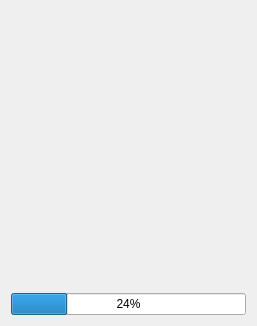
First picture: the form in y2mate/downloaddialog.ui, repository RxiPland/y2mate_desktop, before the edit.
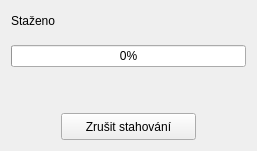
Second picture: the form after the edit.

```diff
--- a/y2mate/downloaddialog.ui
+++ b/y2mate/downloaddialog.ui
@@ -7,7 +7,7 @@
     <x>0</x>
     <y>0</y>
     <width>257</width>
-    <height>326</height>
+    <height>145</height>
    </rect>
   </property>
   <property name="windowTitle">
@@ -16,15 +16,31 @@
   <layout class="QHBoxLayout" name="horizontalLayout">
    <item>
     <layout class="QVBoxLayout" name="verticalLayout">
+     <item>
+      <widget class="QLabel" name="label">
+       <property name="minimumSize">
+        <size>
+         <width>0</width>
+         <height>20</height>
+        </size>
+       </property>
+       <property name="text">
+        <string>Staženo</string>
+       </property>
+      </widget>
+     </item>
      <item>
       <spacer name="verticalSpacer">
        <property name="orientation">
         <enum>Qt::Vertical</enum>
        </property>
+       <property name="sizeType">
+        <enum>QSizePolicy::Fixed</enum>
+       </property>
        <property name="sizeHint" stdset="0">
         <size>
          <width>20</width>
-         <height>40</height>
+         <height>8</height>
         </size>
        </property>
       </spacer>
@@ -32,10 +48,87 @@
      <item>
       <widget class="QProgressBar" name="progressBar">
        <property name="value">
-        <number>24</number>
+        <number>0</number>
        </property>
       </widget>
      </item>
+     <item>
+      <spacer name="verticalSpacer_2">
+       <property name="orientation">
+        <enum>Qt::Vertical</enum>
+       </property>
+       <property name="sizeType">
+        <enum>QSizePolicy::MinimumExpanding</enum>
+       </property>
+       <property name="sizeHint" stdset="0">
+        <size>
+         <width>20</width>
+         <height>40</height>
+        </size>
+       </property>
+      </spacer>
+     </item>
+     <item>
+      <layout class="QHBoxLayout" name="horizontalLayout_2">
+       <property name="topMargin">
+        <number>0</number>
+       </property>
+       <item>
+        <spacer name="horizontalSpacer">
+         <property name="orientation">
+          <enum>Qt::Horizontal</enum>
+         </property>
+         <property name="sizeType">
+          <enum>QSizePolicy::Fixed</enum>
+         </property>
+         <property name="sizeHint" stdset="0">
+          <size>
+           <width>50</width>
+           <height>20</height>
+          </size>
+         </property>
+        </spacer>
+       </item>
+       <item>
+        <widget class="QPushButton" name="pushButton">
+         <property name="sizePolicy">
+          <sizepolicy hsizetype="Minimum" vsizetype="Fixed">
+           <horstretch>0</horstretch>
+           <verstretch>0</verstretch>
+          </sizepolicy>
+         </property>
+         <property name="minimumSize">
+          <size>
+           <width>0</width>
+           <height>27</height>
+          </size>
+         </property>
+         <property name="focusPolicy">
+          <enum>Qt::NoFocus</enum>
+         </property>
+         <property name="text">
+          <string>Zrušit stahování</string>
+         </property>
+        </widget>
+       </item>
+       <item>
+        <spacer name="horizontalSpacer_2">
+         <property name="orientation">
+          <enum>Qt::Horizontal</enum>
+         </property>
+         <property name="sizeType">
+          <enum>QSizePolicy::Fixed</enum>
+         </property>
+         <property name="sizeHint" stdset="0">
+          <size>
+           <width>50</width>
+           <height>20</height>
+          </size>
+         </property>
+        </spacer>
+       </item>
+      </layout>
+     </item>
     </layout>
    </item>
   </layout>
```
Left out of the diff: 2 changed lines with no effect on the pictures.
